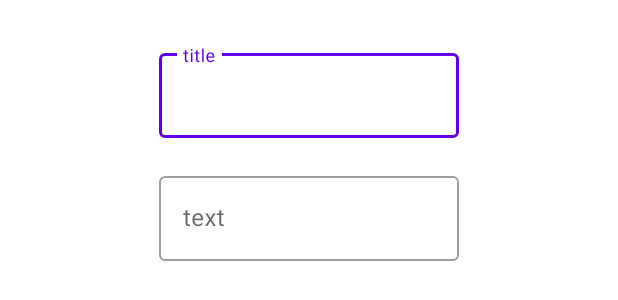
After one commit to alina-saetova/mvp-firebase, an Android app: the layout dialog_view.xml on its own in the app's theme, with its tools: preview values and no code run, on a phone screen of 412 x 824 dp. The commit adds this screen. Shown: the top 300 px of the screen. Run offline under Robolectric (Android 15) with nearby library versions, the phone set to English and light mode, and no system bars.

Commit message:
add firebase database

```diff
--- a/mvp-firebase/app/src/main/java/ru/itis/mvp_firebase/ChooseWayFragment.kt
+++ b/mvp-firebase/app/src/main/java/ru/itis/mvp_firebase/ChooseWayFragment.kt
@@ -61,7 +61,7 @@ class ChooseWayFragment : Fragment(), View.OnClickListener {
                     if (task.isSuccessful) {
                         findNavController().navigate(R.id.action_chooseWayFragment_to_userDataFragment)
                     } else {
-                        Toast.makeText(activity, "Authentication Failed", Toast.LENGTH_LONG).show()
+                        Toast.makeText(activity, ERROR_AUTH, Toast.LENGTH_LONG).show()
                     }
                     binding.progressBar.visibility = View.GONE
                 }
@@ -76,7 +76,7 @@ class ChooseWayFragment : Fragment(), View.OnClickListener {
                 val account = task.getResult(ApiException::class.java)!!
                 firebaseAuthWithGoogle(account.idToken!!)
             } catch (e: ApiException) {
-                Toast.makeText(activity, "Google sign in failed", Toast.LENGTH_LONG).show()
+                Toast.makeText(activity, ERROR_AUTH, Toast.LENGTH_LONG).show()
             }
         }
     }
@@ -91,5 +91,6 @@ class ChooseWayFragment : Fragment(), View.OnClickListener {
 
     companion object {
         private const val RC_SIGN_IN = 9001
+        const val ERROR_AUTH = "Authentication Failed"
     }
 }
--- /dev/null
+++ b/mvp-firebase/app/src/main/res/drawable/ic_add_white_24dp.xml
@@ -0,0 +1,5 @@
+<vector android:height="36dp" android:tint="#FCF9FF"
+    android:viewportHeight="24.0" android:viewportWidth="24.0"
+    android:width="36dp" xmlns:android="http://schemas.android.com/apk/res/android">
+    <path android:fillColor="#FF000000" android:pathData="M19,13h-6v6h-2v-6H5v-2h6V5h2v6h6v2z"/>
+</vector>
--- /dev/null
+++ b/mvp-firebase/app/src/main/res/drawable/ic_delete_black_36dp.xml
@@ -0,0 +1,4 @@
+<vector android:height="36dp" android:viewportHeight="24.0"
+    android:viewportWidth="24.0" android:width="36dp" xmlns:android="http://schemas.android.com/apk/res/android">
+    <path android:fillColor="#FF000000" android:pathData="M19,6.41L17.59,5 12,10.59 6.41,5 5,6.41 10.59,12 5,17.59 6.41,19 12,13.41 17.59,19 19,17.59 13.41,12z"/>
+</vector>
--- /dev/null
+++ b/mvp-firebase/app/src/main/res/layout/dialog_view.xml
@@ -0,0 +1,40 @@
+<?xml version="1.0" encoding="utf-8"?>
+<LinearLayout xmlns:android="http://schemas.android.com/apk/res/android"
+    android:orientation="vertical"
+    android:layout_width="match_parent"
+    android:layout_height="wrap_content"
+    android:padding="10dp"
+    android:gravity="center">
+
+    <com.google.android.material.textfield.TextInputLayout
+        android:id="@+id/til_email"
+        style="@style/Widget.MaterialComponents.TextInputLayout.OutlinedBox"
+        android:layout_width="200dp"
+        android:layout_marginTop="20dp"
+        android:layout_height="wrap_content"
+        android:hint="@string/note_title">
+
+        <com.google.android.material.textfield.TextInputEditText
+            android:id="@+id/et_title"
+            android:layout_width="match_parent"
+            android:layout_height="match_parent"
+            android:inputType="textEmailAddress" />
+
+    </com.google.android.material.textfield.TextInputLayout>
+
+    <com.google.android.material.textfield.TextInputLayout
+        android:id="@+id/til_password"
+        style="@style/Widget.MaterialComponents.TextInputLayout.OutlinedBox"
+        android:layout_width="200dp"
+        android:layout_height="wrap_content"
+        android:layout_marginTop="20dp"
+        android:hint="@string/note_text">
+
+        <com.google.android.material.textfield.TextInputEditText
+            android:id="@+id/et_content"
+            android:layout_width="match_parent"
+            android:layout_height="wrap_content"
+            android:inputType="textMultiLine"/>
+
+    </com.google.android.material.textfield.TextInputLayout>
+</LinearLayout>
--- a/mvp-firebase/app/src/main/res/values/strings.xml
+++ b/mvp-firebase/app/src/main/res/values/strings.xml
@@ -19,4 +19,6 @@
     <string name="hint_password">password</string>
     <string name="tv_registration">Registration</string>
     <string name="forgot_password">forgot password?</string>
+    <string name="note_text">text</string>
+    <string name="note_title">title</string>
 </resources>
```
Also changed, not shown: mvp-firebase/app/build.gradle (+7 -0 lines), mvp-firebase/app/src/main/java/ru/itis/mvp_firebase/EmailAuthFragment.kt (+16 -7 lines), mvp-firebase/app/src/main/java/ru/itis/mvp_firebase/Note.kt (added, +8 -0 lines), mvp-firebase/app/src/main/java/ru/itis/mvp_firebase/NoteAdapter.kt (added, +24 -0 lines), mvp-firebase/app/src/main/java/ru/itis/mvp_firebase/NoteViewHolder.kt (added, +27 -0 lines), mvp-firebase/app/src/main/java/ru/itis/mvp_firebase/PhoneAuthFragment.kt (+10 -3 lines), mvp-firebase/app/src/main/java/ru/itis/mvp_firebase/RegistrationFragment.kt (+11 -4 lines), mvp-firebase/app/src/main/java/ru/itis/mvp_firebase/UserDataFragment.kt (+78 -2 lines), mvp-firebase/app/src/main/res/layout/fragment_user_data.xml (+40 -9 lines), mvp-firebase/app/src/main/res/layout/item_note.xml (added, +34 -0 lines).
